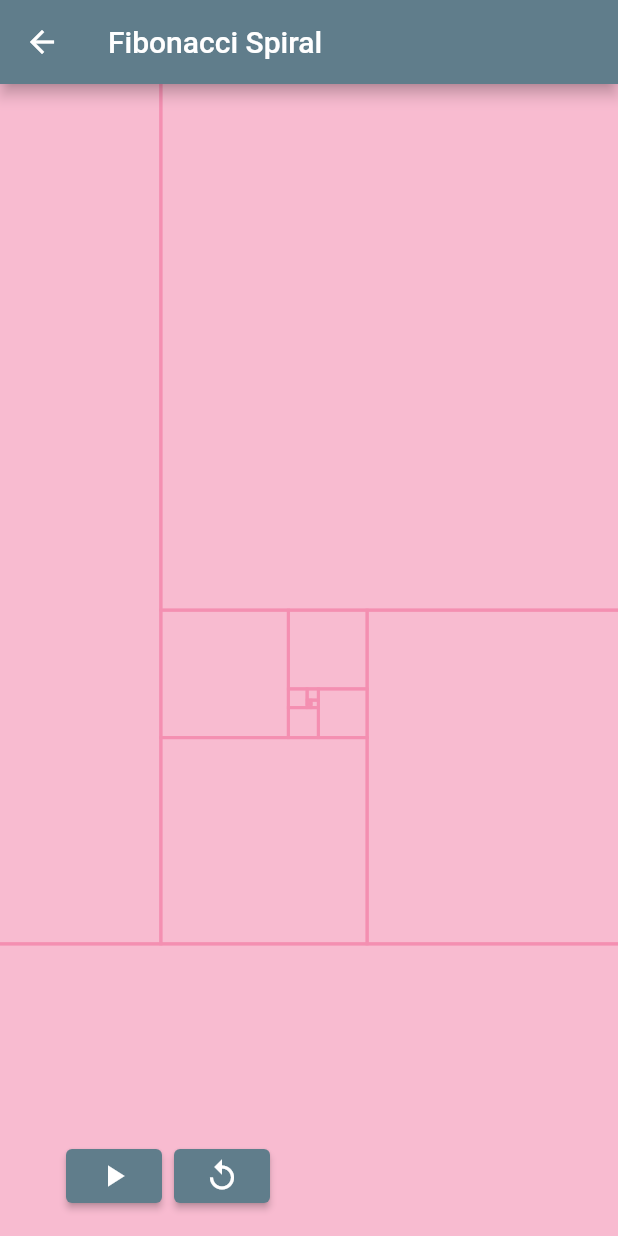
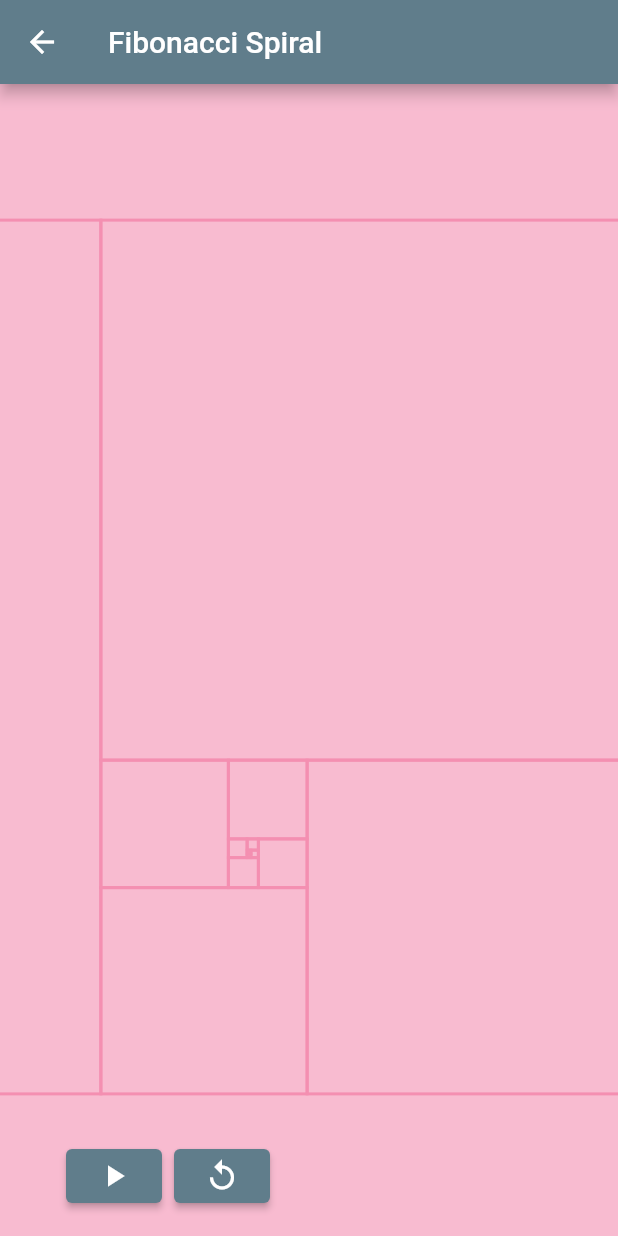
Before and after one commit to fullmers/flutter_animation_play, a Flutter app: the screen it shows after launch, after a tap on "Fibonacci Spiral", on a phone screen of 412 x 824 dp. Run offline on Flutter 3.47's test engine with Material 2 defaults, Android fonts, the phone set to English and light mode, and no system bars.

Commit message:
clean up

```diff
--- a/lib/fibonacci/fibonacci_calcs.dart
+++ b/lib/fibonacci/fibonacci_calcs.dart
@@ -16,7 +16,7 @@ class FibonacciCalcs {
   }
 
   static List<int> _calculateFibNumbers() {
-    final sequenceLength = 12;
+    final sequenceLength = 11;
     final fibNumbers = [1, 1];
     for (var i = 0; i < sequenceLength; i++) {
       final nextFib = fibNumbers[fibNumbers.length - 1] + fibNumbers[fibNumbers.length - 2];
--- a/lib/fibonacci/fibonacci_spiral.dart
+++ b/lib/fibonacci/fibonacci_spiral.dart
@@ -21,7 +21,7 @@ class FibonacciSpiral extends StatefulWidget {
 class _FibonacciSpiralState extends State<FibonacciSpiral> with SingleTickerProviderStateMixin {
   /// the duration of the animation (that, is the time it takes to draw the spiral).
   /// Milliseconds.
-  final int _durationInMs = 8000;
+  final int _durationInMs = 15000;
 
   final List<FibonacciSquare> _fibSquares = [];
   final _fibCalcs = FibonacciCalcs();
@@ -50,8 +50,8 @@ class _FibonacciSpiralState extends State<FibonacciSpiral> with SingleTickerProv
     final width = MediaQuery.of(context).size.width;
     final height = MediaQuery.of(context).size.height;
     final center = Offset(
-      width / 2,
-      height / 2,
+      width / 2 - 40,
+      height / 2 + 100,
     );
     _fibSquares.clear();
     _fibSquares.addAll(_fibCalcs.buildFibSquares(center));
--- a/lib/main.dart
+++ b/lib/main.dart
@@ -1,12 +1,10 @@
 import 'package:animaplay/ptolemy/ptolemys_theorem.dart';
+import 'package:animaplay/tiles/tiles.dart';
 import 'package:flutter/material.dart';
 
-import 'examples_for_presentation/examples.dart';
 import 'fibonacci/fibonacci_spiral.dart';
 import 'flowers/floating_flowers.dart';
-import 'flowers/still_flowers.dart';
 import 'lines/lines.dart';
-import 'tiles/tiles.dart';
 
 void main() {
   runApp(MaterialApp(
@@ -29,24 +27,6 @@ class MyApp extends StatelessWidget {
     return Column(
       children: [
         SizedBox(height: 80),
-        ElevatedButton(
-          child: Container(
-            child: Text('Starter Example'),
-          ),
-          onPressed: () {
-            Navigator.push(
-              context,
-              MaterialPageRoute(
-                builder: (context) {
-                  return Examples(
-                    title: 'Starter Example',
-                  );
-                },
-              ),
-            );
-          },
-        ),
-        SizedBox(height: 20),
         ElevatedButton(
           child: Container(
             child: Text('Lines'),
@@ -76,26 +56,6 @@ class MyApp extends StatelessWidget {
                 builder: (context) {
                   return Tiles(
                     title: 'Tiles',
-                  );
-                },
-              ),
-            );
-          },
-        ),
-        SizedBox(height: 20),
-        ElevatedButton(
-          child: Container(
-            child: Text('Still Flowers'),
-          ),
-          onPressed: () {
-            Navigator.push(
-              context,
-              MaterialPageRoute(
-                builder: (context) {
-                  return StillFlowers(
-                    title: 'Still Flowers',
-                    width: width,
-                    height: height,
                   );
                 },
               ),
@@ -158,25 +118,6 @@ class MyApp extends StatelessWidget {
             );
           },
         ),
-
-        /*      SizedBox(height: 20),
-        ElevatedButton(
-          child: Container(
-            child: Text('Plaid'),
-          ),
-          onPressed: () {
-            Navigator.push(
-              context,
-              MaterialPageRoute(
-                builder: (context) {
-                  return Plaid(
-                    title: 'Plaid',
-                  );
-                },
-              ),
-            );
-          },
-        ),*/
       ],
     );
   }
```
Also changed, not shown: lib/examples_for_presentation/examples.dart (deleted, +0 -41 lines), lib/examples_for_presentation/painter_template.dart (deleted, +0 -23 lines), lib/flowers/floating_flowers.dart (+5 -6 lines), lib/plaid/plaid_painter.dart (deleted, +0 -106 lines), lib/plaid/plaid_tiles.dart (deleted, +0 -59 lines).
